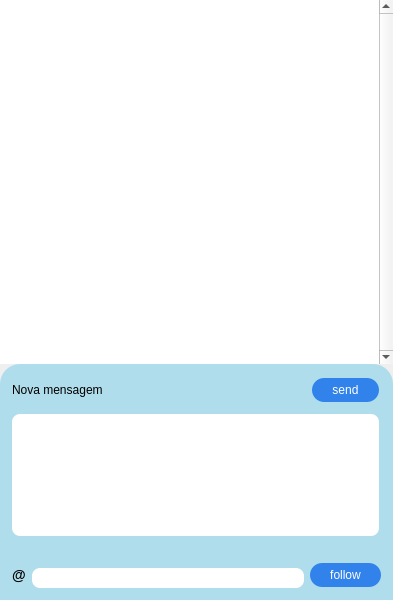
Above: client/main/mainwindow.ui from rodrigolusa/feed-client-server before the change. Below: the same form after it.
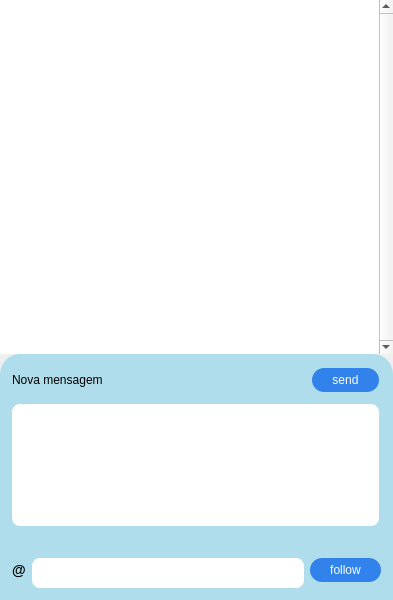
That is the form after the change.

```diff
--- a/client/main/mainwindow.ui
+++ b/client/main/mainwindow.ui
@@ -204,7 +204,7 @@
       <property name="maximumSize">
        <size>
         <width>16777215</width>
-        <height>50</height>
+        <height>60</height>
        </size>
       </property>
       <property name="styleSheet">
@@ -233,7 +233,7 @@
          <property name="maximumSize">
           <size>
            <width>16777215</width>
-           <height>30</height>
+           <height>40</height>
           </size>
          </property>
          <property name="styleSheet">
```
